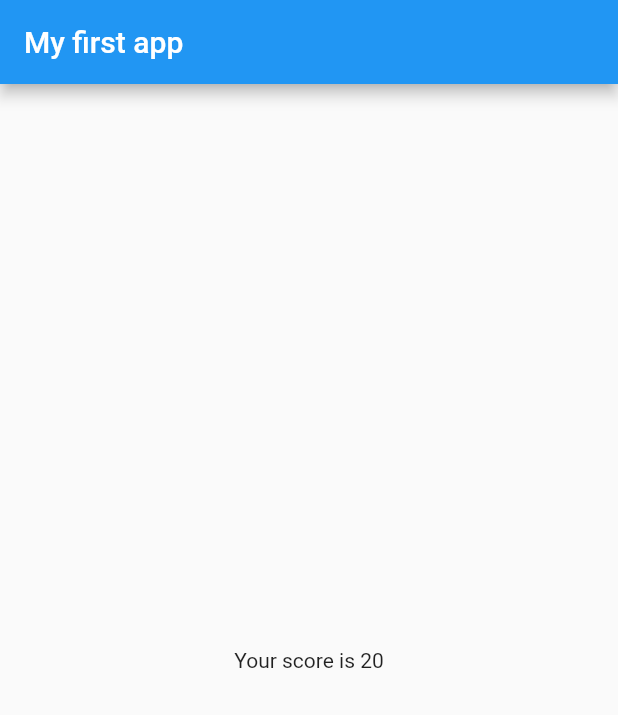
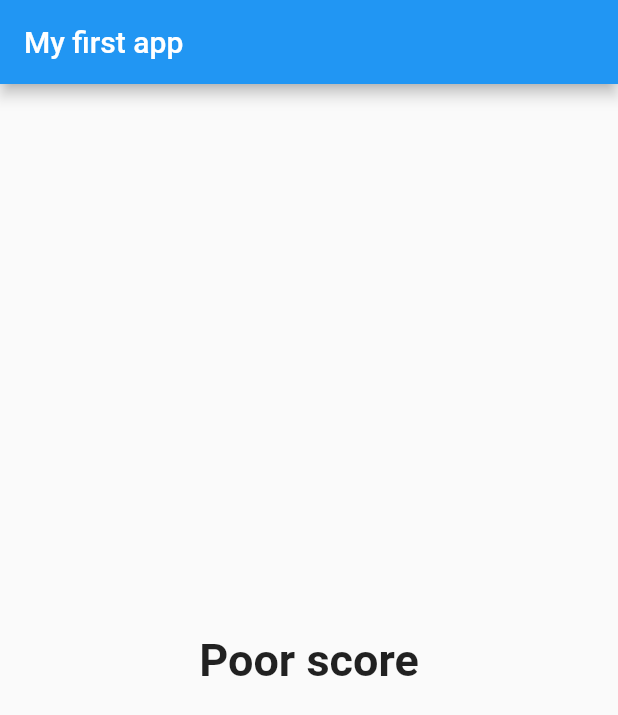
Before and after one commit to gargVader/Quiz-App, a Flutter app: the screen it shows after launch, after a tap on "Red", after a tap on "Rajma", on a phone screen of 412 x 824 dp. Shown: the top 715 px of the screen. Run offline on Flutter 3.47's test engine with Material 2 defaults, Android fonts, the phone set to English and light mode, and no system bars.

```diff
--- a/lib/result.dart
+++ b/lib/result.dart
@@ -1,13 +1,30 @@
 import 'package:flutter/material.dart';
 
 class Result extends StatelessWidget {
-
   int totalScore;
 
   Result(this.totalScore);
 
+  String get resultPhrase{
+    String resultText;
+    if(totalScore<=20){
+      resultText = 'Poor score';
+    }else{
+      resultText = 'Well done!';
+    }
+    return resultText;
+  }
+
   @override
   Widget build(BuildContext context) {
-    return Center(child: Text("Your score is "+totalScore.toString()));
+    return Center(
+        child: Text(
+      resultPhrase,
+      textAlign: TextAlign.center,
+      style: TextStyle(
+        fontWeight: FontWeight.bold,
+        fontSize: 30
+      ),
+    ));
   }
 }
```
